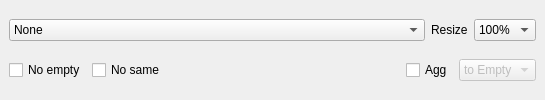
This is src/ui/inputwidget.ui in locaal-ai/obs-urlsource as Qt 5 draws it before an edit. The edited form follows.
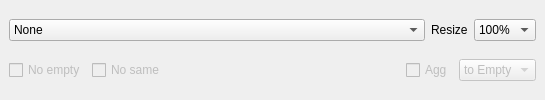
This is the edited form.

Commit message: Refactor UI components and add mapping data

What changed in the file:
```diff
--- a/src/ui/inputwidget.ui
+++ b/src/ui/inputwidget.ui
@@ -120,7 +120,10 @@
        </widget>
       </item>
       <item>
-       <widget class="QWidget" name="widget_3" native="true">
+       <widget class="QWidget" name="widget_inputValueOptions" native="true">
+        <property name="enabled">
+         <bool>false</bool>
+        </property>
         <layout class="QHBoxLayout" name="horizontalLayout_2">
          <item>
           <widget class="QCheckBox" name="obsTextSourceEnabledCheckBox">
```
Left out of the diff: 3 changed lines with no effect on the pictures. The commit also changes 6 other files.
